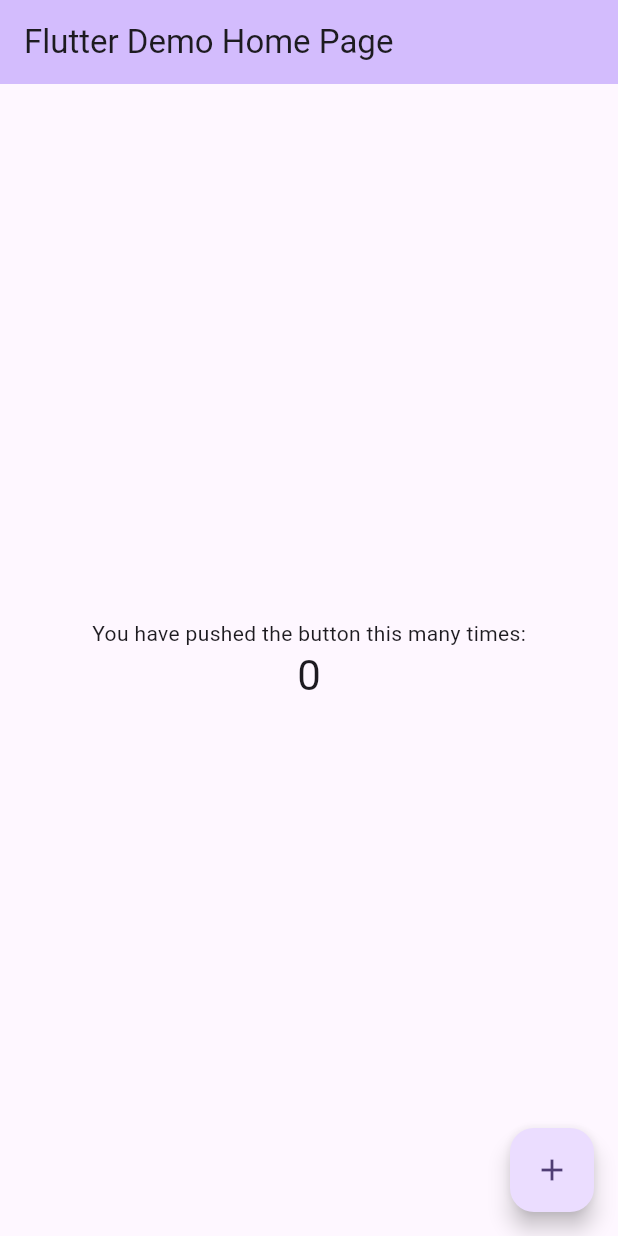
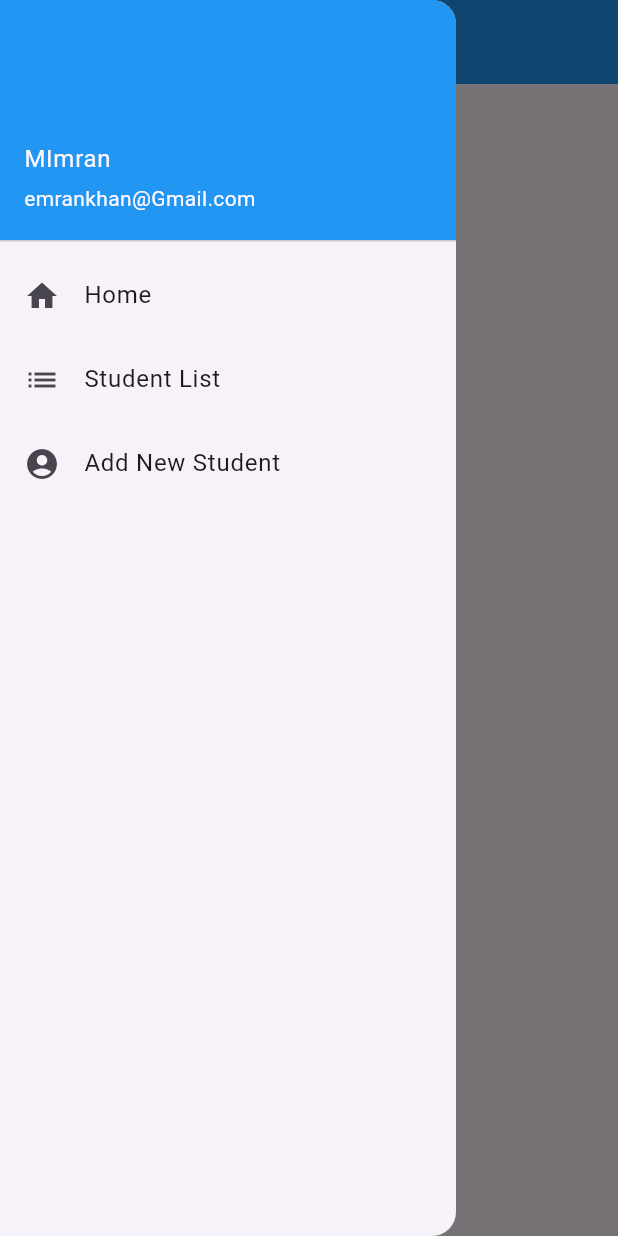
Before and after one commit to emi1718/Exam-Registration-App, a Flutter app: the screen it shows after launch, with the side drawer open (before the commit the screen has no drawer), on a phone screen of 412 x 824 dp. Run offline on Flutter 3.47's test engine with Material 3 defaults, Android fonts, the phone set to English and light mode, and no system bars; missing offline and left inert: dart:html.

Commit message:
version 0.10

```diff
--- a/lib/main.dart
+++ b/lib/main.dart
@@ -1,125 +1,16 @@
+import 'package:erp/screens/STD_Form.dart';
+import 'package:erp/screens/STD_LIst.dart';
+import 'package:erp/screens/home.dart';
 import 'package:flutter/material.dart';
 
 void main() {
-  runApp(const MyApp());
+  runApp(  MaterialApp(
+      debugShowCheckedModeBanner: false,
+      routes: {
+        '/':(context) => home(),
+        '/newStd':(context) => form(),
+        '/stdList':(context) => list()
+      },
+    )
+   );
 }
-
-class MyApp extends StatelessWidget {
-  const MyApp({super.key});
-
-  // This widget is the root of your application.
-  @override
-  Widget build(BuildContext context) {
-    return MaterialApp(
-      title: 'Flutter Demo',
-      theme: ThemeData(
-        // This is the theme of your application.
-        //
-        // TRY THIS: Try running your application with "flutter run". You'll see
-        // the application has a purple toolbar. Then, without quitting the app,
-        // try changing the seedColor in the colorScheme below to Colors.green
-        // and then invoke "hot reload" (save your changes or press the "hot
-        // reload" button in a Flutter-supported IDE, or press "r" if you used
-        // the command line to start the app).
-        //
-        // Notice that the counter didn't reset back to zero; the application
-        // state is not lost during the reload. To reset the state, use hot
-        // restart instead.
-        //
-        // This works for code too, not just values: Most code changes can be
-        // tested with just a hot reload.
-        colorScheme: ColorScheme.fromSeed(seedColor: Colors.deepPurple),
-        useMaterial3: true,
-      ),
-      home: const MyHomePage(title: 'Flutter Demo Home Page'),
-    );
-  }
-}
-
-class MyHomePage extends StatefulWidget {
-  const MyHomePage({super.key, required this.title});
-
-  // This widget is the home page of your application. It is stateful, meaning
-  // that it has a State object (defined below) that contains fields that affect
-  // how it looks.
-
-  // This class is the configuration for the state. It holds the values (in this
-  // case the title) provided by the parent (in this case the App widget) and
-  // used by the build method of the State. Fields in a Widget subclass are
-  // always marked "final".
-
-  final String title;
-
-  @override
-  State<MyHomePage> createState() => _MyHomePageState();
-}
-
-class _MyHomePageState extends State<MyHomePage> {
-  int _counter = 0;
-
-  void _incrementCounter() {
-    setState(() {
-      // This call to setState tells the Flutter framework that something has
-      // changed in this State, which causes it to rerun the build method below
-      // so that the display can reflect the updated values. If we changed
-      // _counter without calling setState(), then the build method would not be
-      // called again, and so nothing would appear to happen.
-      _counter++;
-    });
-  }
-
-  @override
-  Widget build(BuildContext context) {
-    // This method is rerun every time setState is called, for instance as done
-    // by the _incrementCounter method above.
-    //
-    // The Flutter framework has been optimized to make rerunning build methods
-    // fast, so that you can just rebuild anything that needs updating rather
-    // than having to individually change instances of widgets.
-    return Scaffold(
-      appBar: AppBar(
-        // TRY THIS: Try changing the color here to a specific color (to
-        // Colors.amber, perhaps?) and trigger a hot reload to see the AppBar
-        // change color while the other colors stay the same.
-        backgroundColor: Theme.of(context).colorScheme.inversePrimary,
-        // Here we take the value from the MyHomePage object that was created by
-        // the App.build method, and use it to set our appbar title.
-        title: Text(widget.title),
-      ),
-      body: Center(
-        // Center is a layout widget. It takes a single child and positions it
-        // in the middle of the parent.
-        child: Column(
-          // Column is also a layout widget. It takes a list of children and
-          // arranges them vertically. By default, it sizes itself to fit its
-          // children horizontally, and tries to be as tall as its parent.
-          //
-          // Column has various properties to control how it sizes itself and
-          // how it positions its children. Here we use mainAxisAlignment to
-          // center the children vertically; the main axis here is the vertical
-          // axis because Columns are vertical (the cross axis would be
-          // horizontal).
-          //
-          // TRY THIS: Invoke "debug painting" (choose the "Toggle Debug Paint"
-          // action in the IDE, or press "p" in the console), to see the
-          // wireframe for each widget.
-          mainAxisAlignment: MainAxisAlignment.center,
-          children: <Widget>[
-            const Text(
-              'You have pushed the button this many times:',
-            ),
-            Text(
-              '$_counter',
-              style: Theme.of(context).textTheme.headlineMedium,
-            ),
-          ],
-        ),
-      ),
-      floatingActionButton: FloatingActionButton(
-        onPressed: _incrementCounter,
-        tooltip: 'Increment',
-        child: const Icon(Icons.add),
-      ), // This trailing comma makes auto-formatting nicer for build methods.
-    );
-  }
-}
--- /dev/null
+++ b/lib/screens/home.dart
@@ -0,0 +1,66 @@
+import 'package:flutter/material.dart';
+
+class home extends StatefulWidget {
+  const home({super.key});
+
+  @override
+  State<home> createState() => _homeState();
+}
+
+class _homeState extends State<home> {
+  @override
+  Widget build(BuildContext context) {
+    return  Scaffold(
+      appBar: AppBar(
+        backgroundColor: Colors.blue,
+        centerTitle: true,
+        title: Text(
+          "EMiCoaching",
+          style: TextStyle(
+            color: Colors.white,
+            fontSize: 18,
+          ),
+        ),
+        iconTheme: IconThemeData(color: Colors.white),
+      ),
+// drawer
+      drawer: Drawer(
+        child: ListView(
+          children: [
+            UserAccountsDrawerHeader(
+                decoration: BoxDecoration(color: Colors.blue),
+                accountName: Text("MImran"),
+                accountEmail: Text("emrankhan@Gmail.com")),
+            ListTile(
+              leading: Icon(Icons.home),
+              title: Text(
+                "Home",
+              ),
+              onTap: () {
+                Navigator.pushNamed(context, "/");
+              },
+            ),
+            ListTile(
+              leading: Icon(Icons.list),
+              title: Text(
+                "Student List",
+              ),
+              onTap: () {
+                Navigator.pushNamed(context, "/stdList");
+              },
+            ),
+                ListTile(
+              leading: Icon(Icons.account_circle),
+              title: Text(
+                "Add New Student",
+              ),
+              onTap: () {
+                Navigator.pushNamed(context, "/newStd");
+              },
+            )
+          ],
+        ),
+      ),
+    );
+  }
+}
--- a/pubspec.yaml
+++ b/pubspec.yaml
@@ -35,6 +35,7 @@ dependencies:
   # The following adds the Cupertino Icons font to your application.
   # Use with the CupertinoIcons class for iOS style icons.
   cupertino_icons: ^1.0.6
+  http: ^1.2.1
 
 dev_dependencies:
   flutter_test:
```
Also changed, not shown: lib/screens/STD_Form.dart (added, +227 -0 lines), lib/screens/STD_LIst.dart (added, +169 -0 lines), pubspec.lock, 1 other file.
